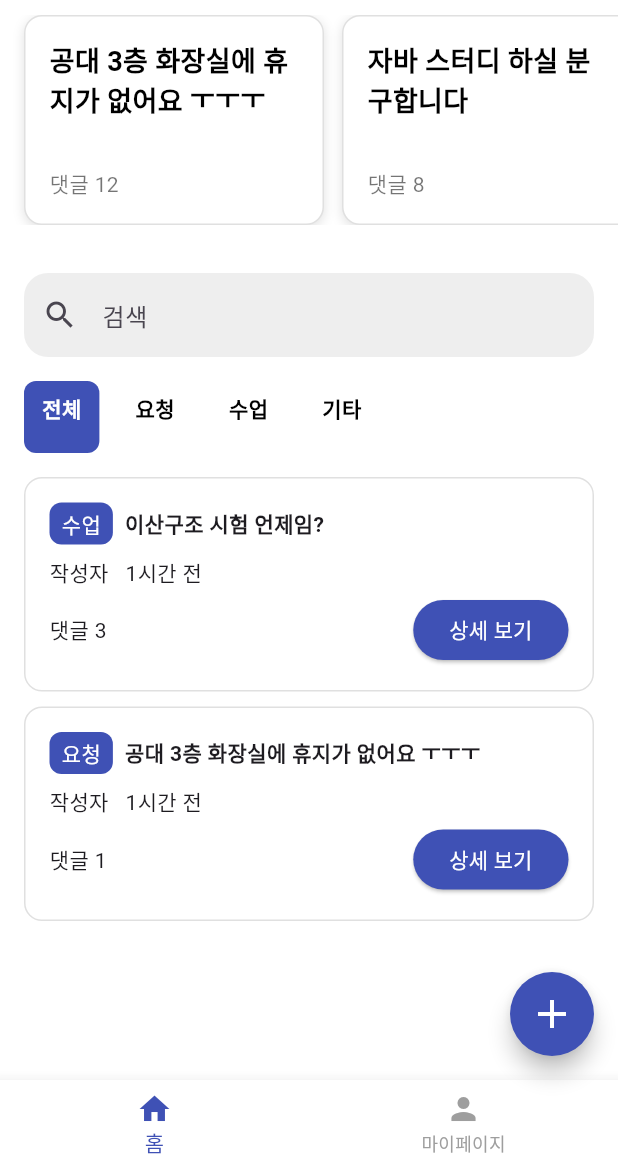
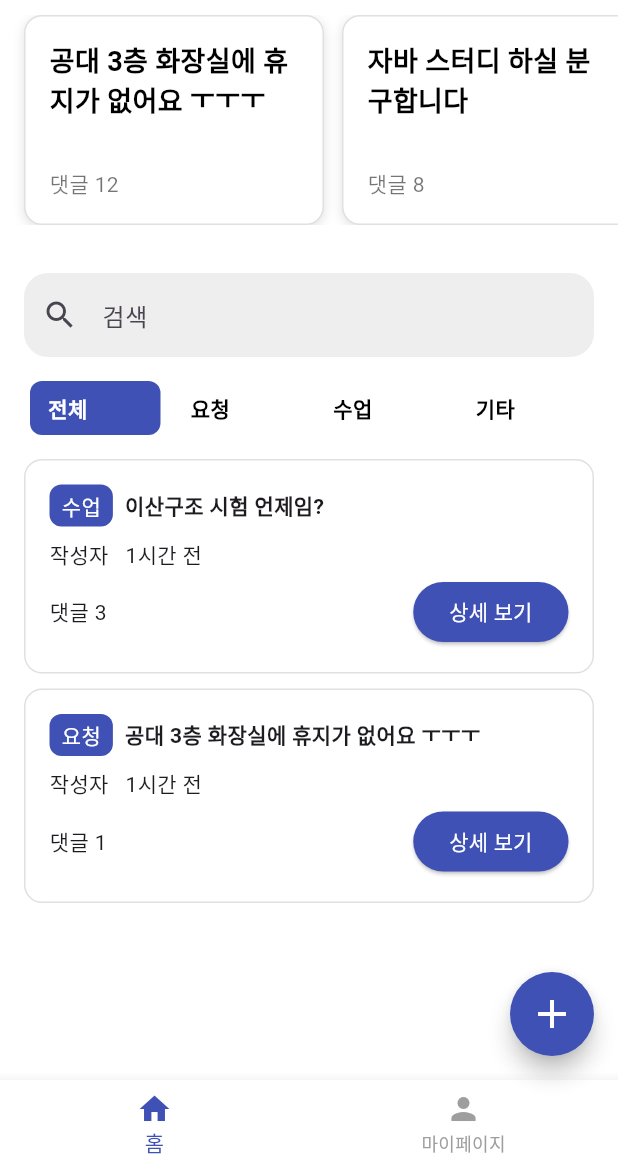
Before and after one commit to leewajin/c-box-flutter-1, a Flutter app: the MissionHome screen opened directly, on a phone screen of 412 x 824 dp, the part 69-1236 px from its top. Run offline on Flutter 3.47's test engine with Material 3 defaults, Android fonts, the phone set to English and light mode, and no system bars; missing offline and left inert: qr_code_scanner; Roboto replaces fonts that are missing (Pretendard).

Commit message:
[Design]: 카테고리의 항목이 적을 때 정렬처리

```diff
--- a/lib/widgets/category_tab_bar.dart
+++ b/lib/widgets/category_tab_bar.dart
@@ -12,6 +12,28 @@ class CategoryTabBar extends StatelessWidget {
   Widget build(BuildContext context) {
     final selected = context.watch<CategoryProvider>().selected;
 
+    if (categories.length <= 4) {
+      // 항목이 적을 때는 Row로 균등 분배
+      return Padding(
+        padding: const EdgeInsets.symmetric(horizontal: 16),
+        child: Row(
+          children: categories.map((title) {
+            return Expanded(
+              child: Padding(
+                padding: const EdgeInsets.symmetric(horizontal: 4),
+                child: CategoryTab(
+                  title: title,
+                  isSelected: title == selected,
+                  onTap: () => context.read<CategoryProvider>().select(title),
+                ),
+              ),
+            );
+          }).toList(),
+        ),
+      );
+    }
+
+    // 항목이 많을 때는 스크롤
     return SizedBox(
       height: 48,
       child: ListView.separated(
```
